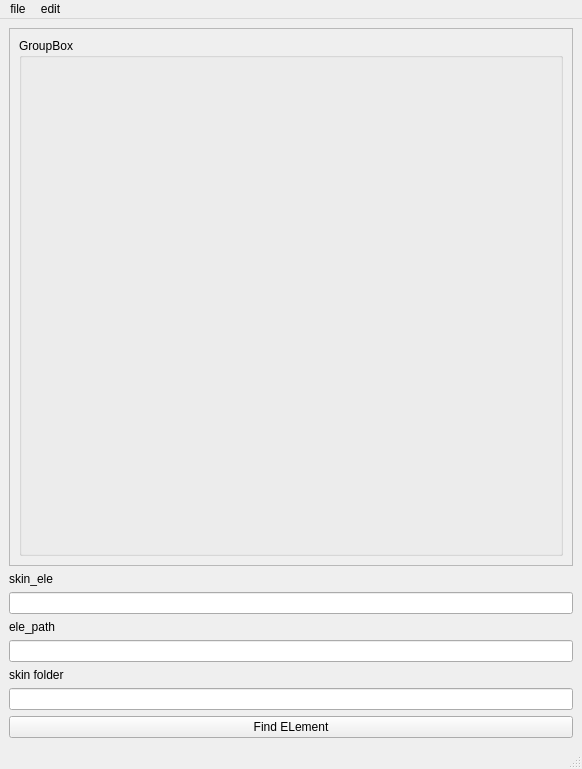
This is untitled.ui in Dominicvan2004/skin-masher as Qt 5 draws it before an edit. The edited form follows.
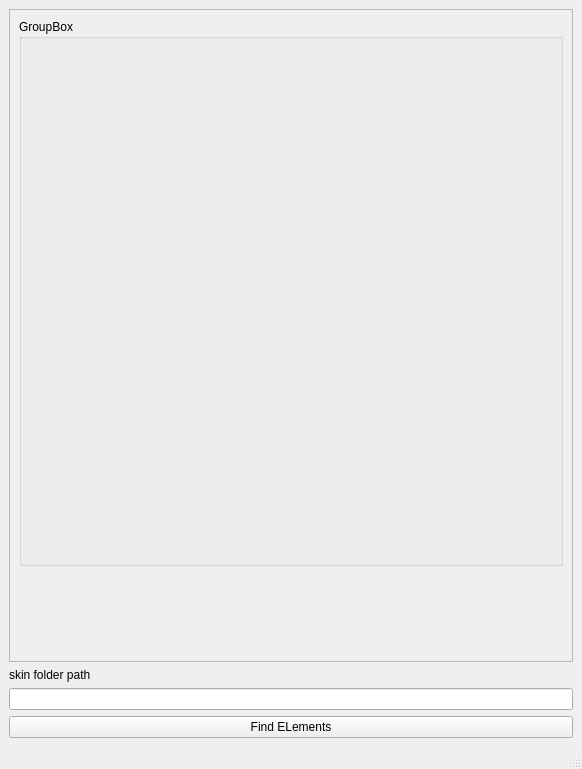
This is the edited form.

```diff
--- a/untitled.ui
+++ b/untitled.ui
@@ -14,8 +14,18 @@
    <string>MainWindow</string>
   </property>
   <widget class="QWidget" name="centralwidget">
-   <layout class="QVBoxLayout" name="verticalLayout">
-    <item>
+   <layout class="QGridLayout" name="gridLayout_2">
+    <item row="2" column="0">
+     <widget class="QLineEdit" name="skinFolder"/>
+    </item>
+    <item row="3" column="0">
+     <widget class="QPushButton" name="pushButton">
+      <property name="text">
+       <string>Find ELements</string>
+      </property>
+     </widget>
+    </item>
+    <item row="0" column="0">
      <widget class="QScrollArea" name="scrollArea">
       <property name="widgetResizable">
        <bool>true</bool>
@@ -26,87 +36,34 @@
          <x>0</x>
          <y>0</y>
          <width>562</width>
-         <height>544</height>
+         <height>655</height>
         </rect>
        </property>
-       <layout class="QGridLayout" name="gridLayout">
-        <item row="0" column="0">
-         <widget class="QGroupBox" name="groupBox">
-          <property name="title">
-           <string>GroupBox</string>
-          </property>
-          <layout class="QGridLayout" name="gridLayout_2">
-           <item row="0" column="0">
-            <layout class="QFormLayout" name="form"/>
-           </item>
-          </layout>
-         </widget>
-        </item>
-       </layout>
+       <widget class="QGroupBox" name="groupBox">
+        <property name="geometry">
+         <rect>
+          <x>9</x>
+          <y>9</y>
+          <width>544</width>
+          <height>547</height>
+         </rect>
+        </property>
+        <property name="title">
+         <string>GroupBox</string>
+        </property>
+       </widget>
       </widget>
      </widget>
     </item>
-    <item>
+    <item row="1" column="0">
      <widget class="QLabel" name="label">
       <property name="text">
-       <string>skin_ele</string>
-      </property>
-     </widget>
-    </item>
-    <item>
-     <widget class="QLineEdit" name="line2"/>
-    </item>
-    <item>
-     <widget class="QLabel" name="label_2">
-      <property name="text">
-       <string>ele_path</string>
-      </property>
-     </widget>
-    </item>
-    <item>
-     <widget class="QLineEdit" name="line3"/>
-    </item>
-    <item>
-     <widget class="QLabel" name="label_3">
-      <property name="text">
-       <string>skin folder</string>
-      </property>
-     </widget>
-    </item>
-    <item>
-     <widget class="QLineEdit" name="line1"/>
-    </item>
-    <item>
-     <widget class="QPushButton" name="pushButton">
-      <property name="text">
-       <string>Find ELement</string>
+       <string>skin folder path</string>
       </property>
      </widget>
     </item>
    </layout>
   </widget>
-  <widget class="QMenuBar" name="menubar">
-   <property name="geometry">
-    <rect>
-     <x>0</x>
-     <y>0</y>
-     <width>582</width>
-     <height>21</height>
-    </rect>
-   </property>
-   <widget class="QMenu" name="menufile">
-    <property name="title">
-     <string>file</string>
-    </property>
-   </widget>
-   <widget class="QMenu" name="menuedit">
-    <property name="title">
-     <string>edit</string>
-    </property>
-   </widget>
-   <addaction name="menufile"/>
-   <addaction name="menuedit"/>
-  </widget>
   <widget class="QStatusBar" name="statusbar"/>
  </widget>
  <resources/>
```
